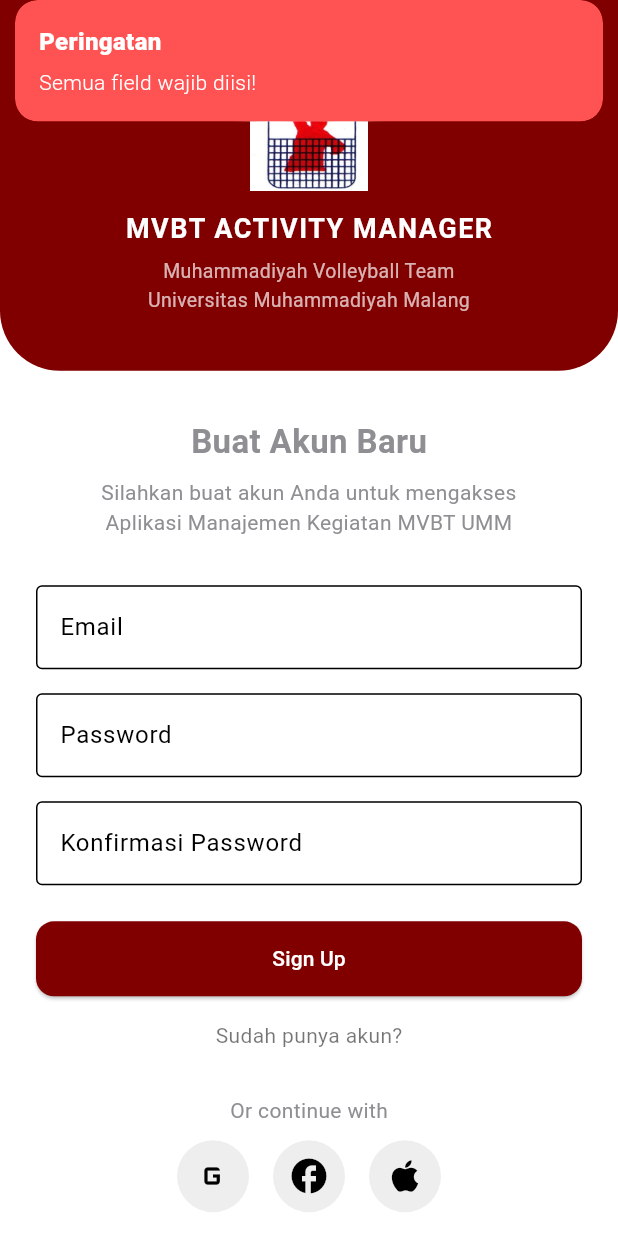
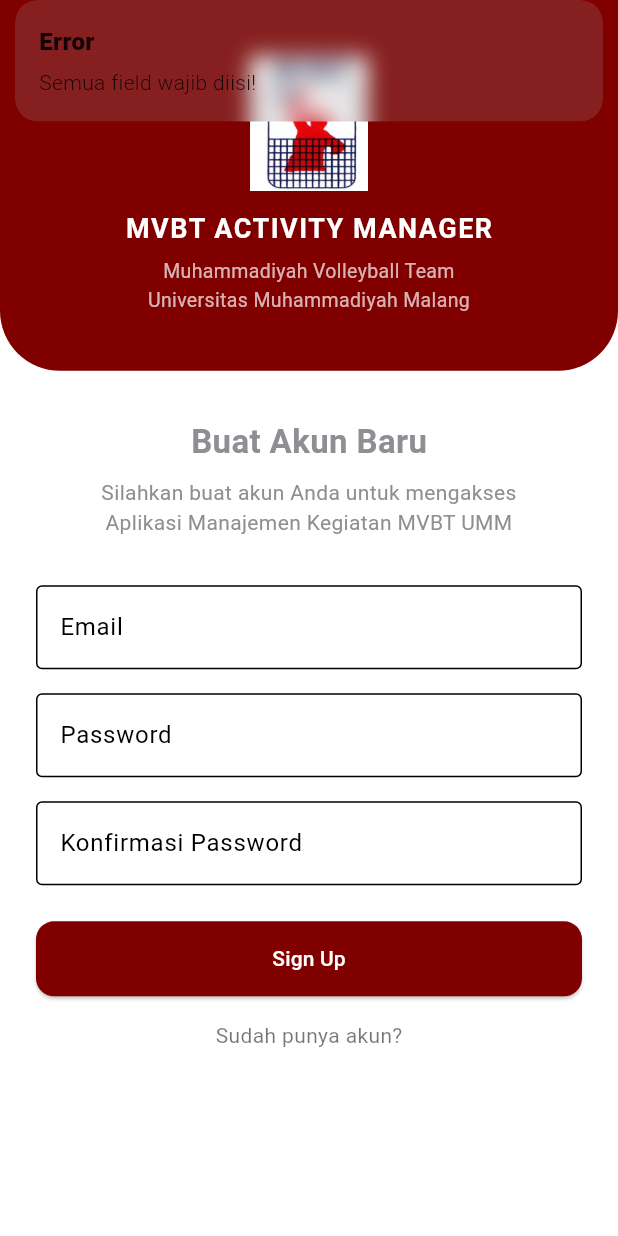
Before and after one commit to dafanusa/mvbt-umm-aplikasi, a Flutter app: the RegisterView screen opened by its route, after a tap on "Sign Up", on a phone screen of 412 x 824 dp. Run offline on Flutter 3.47's test engine with Material 3 defaults, Android fonts, the phone set to English and light mode, and no system bars; our stand-ins replace dio, get, google_fonts, hive, hive_flutter, shared_preferences and 2 more; accounts and stored records are empty.

Commit message:
coba auth

```diff
--- a/lib/app/UI/register/bindings/register_binding.dart
+++ b/lib/app/UI/register/bindings/register_binding.dart
@@ -4,6 +4,6 @@ import '../controllers/register_controller.dart';
 class RegisterBinding extends Bindings {
   @override
   void dependencies() {
-    Get.lazyPut<RegisterController>(() => RegisterController());
+    Get.put(RegisterController(), permanent: true);
   }
 }
--- a/lib/app/UI/register/controllers/register_controller.dart
+++ b/lib/app/UI/register/controllers/register_controller.dart
@@ -1,61 +1,49 @@
+import 'package:get/get.dart';
 import 'package:flutter/material.dart';
-import 'package:get/get.dart';
-import '../../login/views/login_view.dart';
+import 'package:supabase_flutter/supabase_flutter.dart';
 
 class RegisterController extends GetxController {
   final emailController = TextEditingController();
   final passwordController = TextEditingController();
   final confirmPasswordController = TextEditingController();
+
   var isLoading = false.obs;
 
-  bool validateForm() {
-    if (emailController.text.isEmpty ||
-        passwordController.text.isEmpty ||
-        confirmPasswordController.text.isEmpty) {
-      Get.snackbar(
-        'Peringatan',
-        'Semua field wajib diisi!',
-        backgroundColor: Colors.redAccent,
-        colorText: Colors.white,
-      );
-      return false;
+  final supabase = Supabase.instance.client;
+
+  Future<void> register(Color maroon) async {
+    final email = emailController.text.trim();
+    final pass = passwordController.text.trim();
+    final confirm = confirmPasswordController.text.trim();
+
+    if (email.isEmpty || pass.isEmpty || confirm.isEmpty) {
+      Get.snackbar("Error", "Semua field wajib diisi!");
+      return;
     }
 
-    if (passwordController.text != confirmPasswordController.text) {
-      Get.snackbar(
-        'Peringatan',
-        'Password dan konfirmasi password tidak cocok!',
-        backgroundColor: Colors.orange,
-        colorText: Colors.white,
-      );
-      return false;
+    if (pass != confirm) {
+      Get.snackbar("Error", "Password dan konfirmasi tidak cocok!");
+      return;
     }
 
-    return true;
-  }
+    try {
+      isLoading.value = true;
 
-  void register(Color maroon) async {
-    if (!validateForm()) return;
-    isLoading.value = true;
+      /// REGISTER ke SUPABASE AUTH (TANPA tabel users)
+      await supabase.auth.signUp(
+        email: email,
+        password: pass,
+      );
 
-    await Future.delayed(const Duration(seconds: 1)); // simulasi
-    isLoading.value = false;
+      Get.snackbar("Sukses", "Akun berhasil dibuat!");
+      Get.back(); // Kembali ke login
 
-    Get.snackbar(
-      'Berhasil',
-      'Akun berhasil dibuat! Silakan login.',
-      backgroundColor: Colors.green,
-      colorText: Colors.white,
-    );
-
-    Get.offAll(() => LoginView(maroon: maroon));
-  }
-
-  @override
-  void onClose() {
-    emailController.dispose();
-    passwordController.dispose();
-    confirmPasswordController.dispose();
-    super.onClose();
+    } on AuthException catch (e) {
+      Get.snackbar("Auth Error", e.message);
+    } catch (e) {
+      Get.snackbar("Error", e.toString());
+    } finally {
+      isLoading.value = false;
+    }
   }
 }
--- a/lib/app/UI/register/views/register_view.dart
+++ b/lib/app/UI/register/views/register_view.dart
@@ -19,9 +19,7 @@ class _RegisterViewState extends State<RegisterView> {
 
     return Scaffold(
       backgroundColor: Colors.white,
-      body: LayoutBuilder(
-        builder: (context, constraints) {
-          return SingleChildScrollView(
+      body: SingleChildScrollView(
         child: Column(
           children: [
             Container(
@@ -74,12 +72,9 @@ class _RegisterViewState extends State<RegisterView> {
                 children: [
                   _buildField('Email', controller.emailController),
                   const SizedBox(height: 16),
-                      _buildField('Password', controller.passwordController,
-                          isPassword: true),
+                  _buildField('Password', controller.passwordController, isPassword: true),
                   const SizedBox(height: 16),
-                      _buildField('Konfirmasi Password',
-                          controller.confirmPasswordController,
-                          isPassword: true),
+                  _buildField('Konfirmasi Password', controller.confirmPasswordController, isPassword: true),
                   const SizedBox(height: 24),
                   Obx(() {
                     return ElevatedButton(
@@ -116,24 +111,11 @@ class _RegisterViewState extends State<RegisterView> {
                       style: TextStyle(color: Colors.black54),
                     ),
                   ),
-                      const SizedBox(height: 30),
-                      const Text('Or continue with'),
-                      const SizedBox(height: 10),
-                      Row(
-                        mainAxisAlignment: MainAxisAlignment.center,
-                        children: [
-                          _socialButton(Icons.g_mobiledata),
-                          _socialButton(Icons.facebook),
-                          _socialButton(Icons.apple),
-                        ],
-                      ),
                 ],
               ),
             ),
           ],
         ),
-          );
-        },
       ),
     );
   }
@@ -155,15 +137,4 @@ class _RegisterViewState extends State<RegisterView> {
       ),
     );
   }
-
-  Widget _socialButton(IconData icon) {
-    return Container(
-      margin: const EdgeInsets.symmetric(horizontal: 8),
-      decoration: BoxDecoration(
-        color: Colors.grey[200],
-        shape: BoxShape.circle,
-      ),
-      child: IconButton(icon: Icon(icon, size: 28), onPressed: () {}),
-    );
 }
-}
```
Also changed, not shown: lib/app/UI/auth/bindings/auth_binding.dart (deleted, +0 -9 lines), lib/app/UI/auth/controllers/auth_controller.dart (deleted, +0 -54 lines), lib/app/UI/auth/views/register_view.dart (deleted, +0 -51 lines), lib/app/UI/login/controllers/login_controller.dart (+38 -25 lines), lib/app/UI/register/controllers/login_controller.dart (added, +28 -0 lines), lib/app/UI/register/views/login_view.dart (renamed from lib/app/UI/auth/views/login_view.dart, +10 -4 lines), lib/services/register_services.dart (renamed from lib/services/auth_services.dart, +14 -17 lines). Lines whose indentation alone changed are shown as unchanged.
